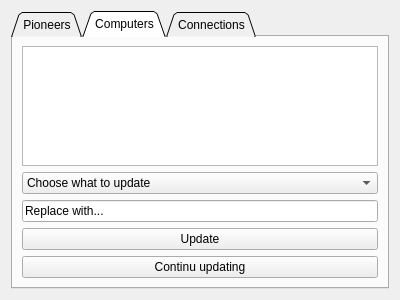
The window that hoopergui/update_widget.ui (VLN1-15-30/fall-project) describes before a commit, drawn with Qt 5.
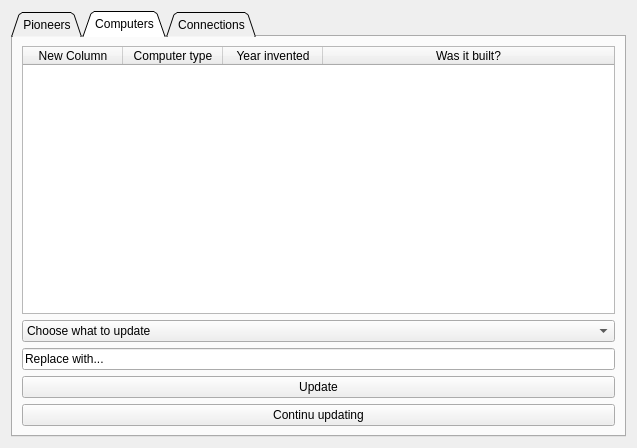
The same window after the commit. The open tabs and pages were chosen to show the change.

```diff
--- a/hoopergui/update_widget.ui
+++ b/hoopergui/update_widget.ui
@@ -6,8 +6,8 @@
    <rect>
     <x>0</x>
     <y>0</y>
-    <width>400</width>
-    <height>300</height>
+    <width>637</width>
+    <height>448</height>
    </rect>
   </property>
   <property name="windowTitle">
@@ -133,7 +133,37 @@
       </attribute>
       <layout class="QVBoxLayout" name="verticalLayout_3">
        <item>
-        <widget class="QTableWidget" name="tableView_computers_2"/>
+        <widget class="QTableWidget" name="tableView_computers_2">
+         <property name="sortingEnabled">
+          <bool>true</bool>
+         </property>
+         <attribute name="horizontalHeaderStretchLastSection">
+          <bool>true</bool>
+         </attribute>
+         <attribute name="verticalHeaderStretchLastSection">
+          <bool>true</bool>
+         </attribute>
+         <column>
+          <property name="text">
+           <string>New Column</string>
+          </property>
+         </column>
+         <column>
+          <property name="text">
+           <string>Computer type</string>
+          </property>
+         </column>
+         <column>
+          <property name="text">
+           <string>Year invented</string>
+          </property>
+         </column>
+         <column>
+          <property name="text">
+           <string>Was it built?</string>
+          </property>
+         </column>
+        </widget>
        </item>
        <item>
         <widget class="QComboBox" name="updateOptionsComputers">
```
Left out of the diff: 30 changed lines with no effect on the pictures.
